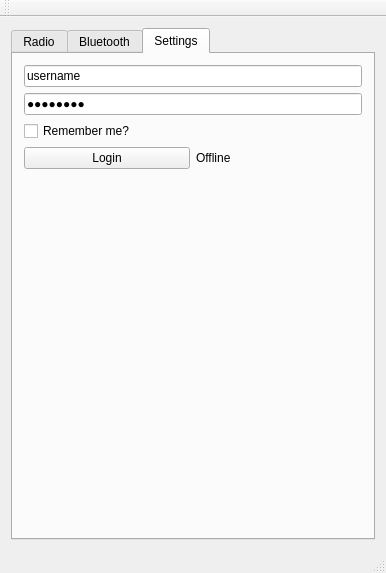
First picture: the form in mainwindow.ui, repository eartle/PresentRadio, before the edit.
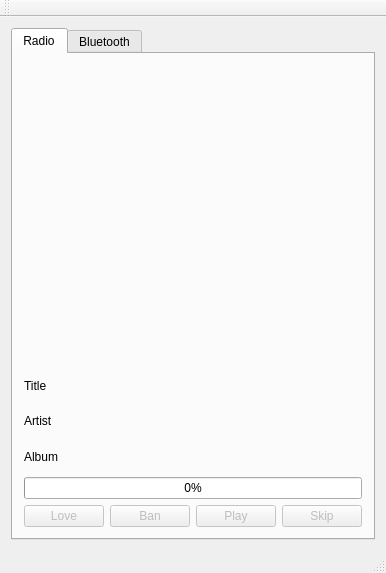
Second picture: the form after the edit. The open tabs and pages were chosen to show the change.

Commit message: Don't login with auth.getMobileSession. Do it properly!

The edit to the form file:
```diff
--- a/mainwindow.ui
+++ b/mainwindow.ui
@@ -154,68 +154,6 @@
         </item>
        </layout>
       </widget>
-      <widget class="QWidget" name="settingsTab">
-       <attribute name="title">
-        <string>Settings</string>
-       </attribute>
-       <layout class="QVBoxLayout" name="verticalLayout_2">
-        <item>
-         <widget class="QLineEdit" name="username">
-          <property name="text">
-           <string>username</string>
-          </property>
-         </widget>
-        </item>
-        <item>
-         <widget class="QLineEdit" name="password">
-          <property name="text">
-           <string>password</string>
-          </property>
-          <property name="echoMode">
-           <enum>QLineEdit::Password</enum>
-          </property>
-         </widget>
-        </item>
-        <item>
-         <widget class="QCheckBox" name="rememberMe">
-          <property name="text">
-           <string>Remember me?</string>
-          </property>
-         </widget>
-        </item>
-        <item>
-         <layout class="QHBoxLayout" name="horizontalLayout_2">
-          <item>
-           <widget class="QPushButton" name="login">
-            <property name="text">
-             <string>Login</string>
-            </property>
-           </widget>
-          </item>
-          <item>
-           <widget class="QLabel" name="status">
-            <property name="text">
-             <string>Offline</string>
-            </property>
-           </widget>
-          </item>
-         </layout>
-        </item>
-        <item>
-         <spacer name="verticalSpacer">
-          <property name="orientation">
-           <enum>Qt::Vertical</enum>
-          </property>
-          <property name="sizeHint" stdset="0">
-           <size>
-            <width>20</width>
-            <height>40</height>
-           </size>
-          </property>
-         </spacer>
-        </item>
-       </layout>
-      </widget>
      </widget>
     </item>
    </layout>
```
The commit also changes 6 other files.
